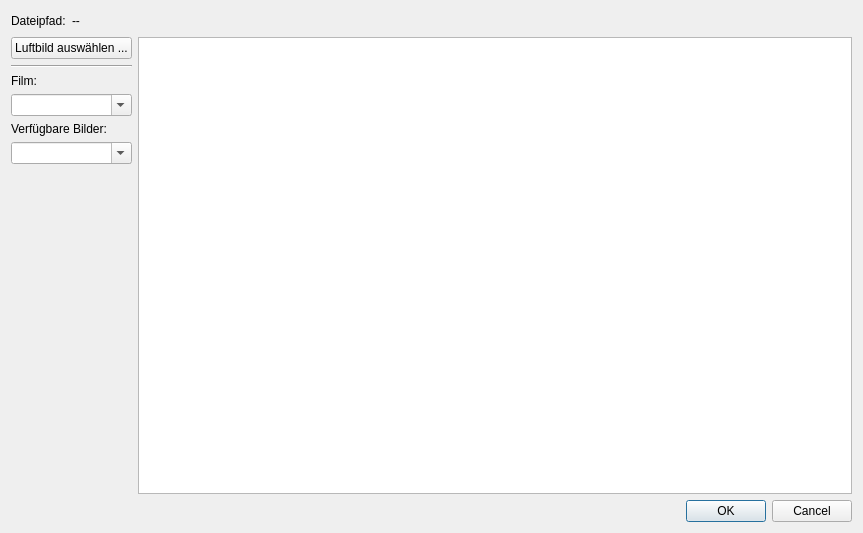
Before: the Qt Designer form APIS/ui/apis_representative_image.ui in APIS-Luftbildarchiv/APIS3, drawn with Qt 5.
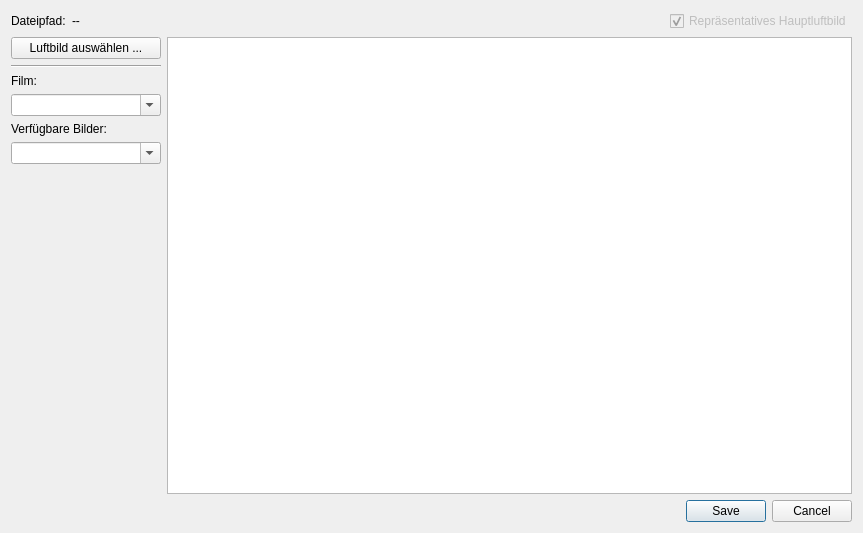
After: the same form once the commit is applied. Icons and pictures are not drawn.

Patch:
```diff
--- a/APIS/ui/apis_representative_image.ui
+++ b/APIS/ui/apis_representative_image.ui
@@ -56,6 +56,22 @@
        </property>
       </spacer>
      </item>
+     <item>
+      <widget class="QCheckBox" name="uiMainRepresentativeImageChk">
+       <property name="enabled">
+        <bool>false</bool>
+       </property>
+       <property name="text">
+        <string>Repräsentatives Hauptluftbild</string>
+       </property>
+       <property name="checked">
+        <bool>true</bool>
+       </property>
+       <property name="tristate">
+        <bool>false</bool>
+       </property>
+      </widget>
+     </item>
     </layout>
    </item>
    <item>
@@ -113,6 +129,9 @@
        <property name="editable">
         <bool>true</bool>
        </property>
+       <property name="placeholderText">
+        <string>keine Bilder verfügbar</string>
+       </property>
       </widget>
      </item>
      <item row="7" column="0" colspan="2">
@@ -121,7 +140,10 @@
         <enum>Qt::Horizontal</enum>
        </property>
        <property name="standardButtons">
-        <set>QDialogButtonBox::Cancel|QDialogButtonBox::Ok</set>
+        <set>QDialogButtonBox::Cancel|QDialogButtonBox::Save</set>
+       </property>
+       <property name="centerButtons">
+        <bool>false</bool>
        </property>
       </widget>
      </item>
```
